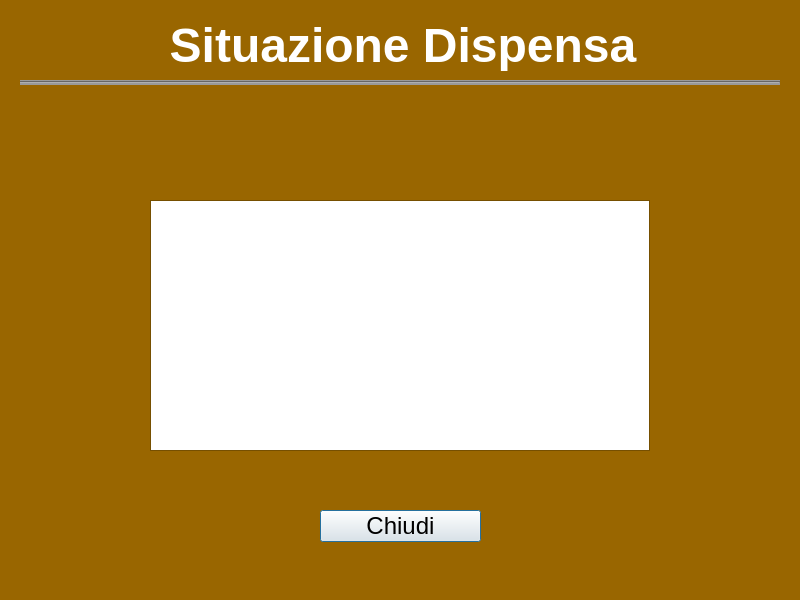
Above: Source/situazdisp.ui from LoboBlanco761/Dispensa before the change. Below: the same form after it.
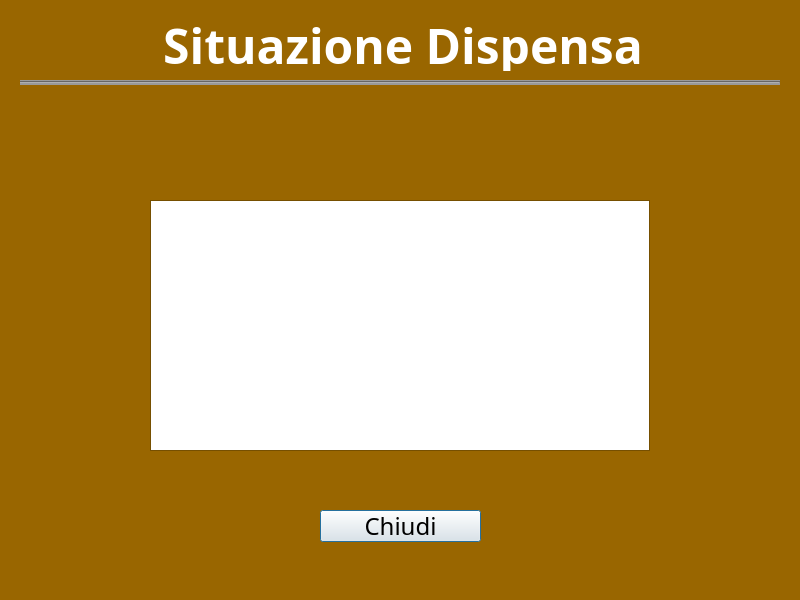
That is the form after the change.

What changed in the file:
```diff
--- a/Source/situazdisp.ui
+++ b/Source/situazdisp.ui
@@ -58,7 +58,7 @@
   </property>
   <property name="font">
    <font>
-    <family>Lucida Grande</family>
+    <family>Noto Sans</family>
     <pointsize>18</pointsize>
    </font>
   </property>
@@ -140,7 +140,7 @@
    </property>
    <property name="font">
     <font>
-     <family>Lucida Grande</family>
+     <family>Noto Sans</family>
      <pointsize>36</pointsize>
      <bold>true</bold>
     </font>
```
